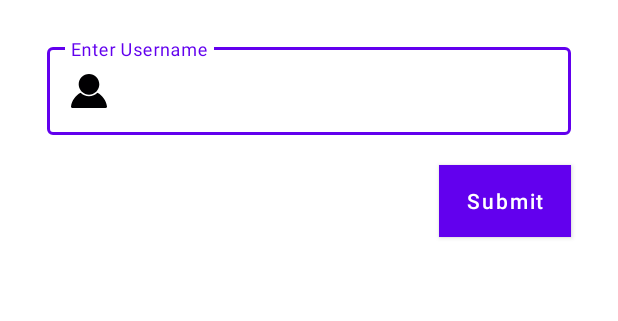
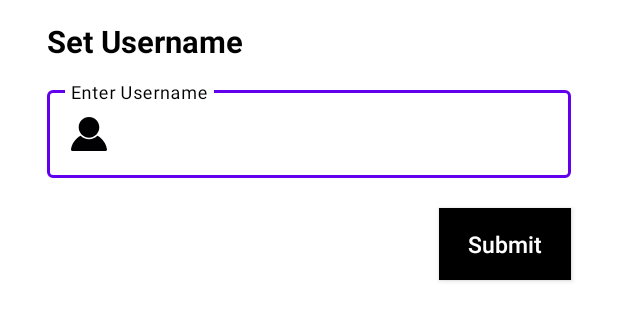
Before and after one commit to Tanvi-Goyal/WeatherApp, an Android app: the layout dialog_username.xml on its own in the app's theme, with its tools: preview values and no code run, on a phone screen of 412 x 824 dp. Shown: the top 321 px of the screen. Run offline under Robolectric (Android 15) with nearby library versions, the phone set to English and light mode, and no system bars.

```diff
--- a/app/src/main/AndroidManifest.xml
+++ b/app/src/main/AndroidManifest.xml
@@ -7,6 +7,7 @@
     <uses-permission android:name="android.permission.ACCESS_FINE_LOCATION"/>
 
     <application
+        android:name=".MyApp"
         android:allowBackup="true"
         android:icon="@mipmap/ic_launcher"
         android:label="@string/app_name"
--- a/app/src/main/java/com/example/weatherapp/ui/fragments/DateWiseFragment.kt
+++ b/app/src/main/java/com/example/weatherapp/ui/fragments/DateWiseFragment.kt
@@ -8,7 +8,9 @@ import android.view.ViewGroup
 import androidx.databinding.DataBindingUtil
 import com.example.weatherapp.R
 import com.example.weatherapp.databinding.FragmentDateWiseBinding
+import dagger.hilt.android.AndroidEntryPoint
 
+@AndroidEntryPoint
 class DateWiseFragment : Fragment() {
 
     private lateinit var binding: FragmentDateWiseBinding
--- a/app/src/main/java/com/example/weatherapp/ui/fragments/SevenDaysFragment.kt
+++ b/app/src/main/java/com/example/weatherapp/ui/fragments/SevenDaysFragment.kt
@@ -8,7 +8,9 @@ import android.view.ViewGroup
 import androidx.databinding.DataBindingUtil
 import com.example.weatherapp.R
 import com.example.weatherapp.databinding.FragmentSevenDaysBinding
+import dagger.hilt.android.AndroidEntryPoint
 
+@AndroidEntryPoint
 class SevenDaysFragment : Fragment() {
 
     private lateinit var binding : FragmentSevenDaysBinding
--- a/app/src/main/res/layout/dialog_username.xml
+++ b/app/src/main/res/layout/dialog_username.xml
@@ -1,8 +1,23 @@
 <?xml version="1.0" encoding="utf-8"?>
 <androidx.constraintlayout.widget.ConstraintLayout xmlns:android="http://schemas.android.com/apk/res/android"
+    xmlns:app="http://schemas.android.com/apk/res-auto"
     android:layout_width="match_parent"
-    android:layout_height="wrap_content"
-    xmlns:app="http://schemas.android.com/apk/res-auto">
+    android:layout_height="wrap_content">
+
+    <TextView
+        android:id="@+id/setUsername"
+        android:layout_width="0dp"
+        android:layout_height="wrap_content"
+        android:layout_marginLeft="@dimen/_24sdp"
+        android:layout_marginTop="@dimen/_10sdp"
+        android:layout_marginRight="@dimen/_24sdp"
+        android:text="Set Username"
+        android:textColor="@color/black"
+        android:textSize="@dimen/_16sdp"
+        android:textStyle="bold"
+        app:layout_constraintEnd_toEndOf="parent"
+        app:layout_constraintStart_toStartOf="parent"
+        app:layout_constraintTop_toTopOf="parent" />
 
     <com.google.android.material.textfield.TextInputLayout
         android:id="@+id/text_username"
@@ -10,39 +25,40 @@
         android:layout_width="match_parent"
         android:layout_height="wrap_content"
         android:layout_marginStart="@dimen/_24sdp"
-        android:layout_marginTop="@dimen/_20sdp"
+        android:layout_marginTop="@dimen/_10sdp"
         android:layout_marginEnd="@dimen/_24sdp"
         android:hint="Enter Username"
+        app:hintTextColor="@color/black"
         app:layout_constraintEnd_toEndOf="parent"
         app:layout_constraintHorizontal_bias="0.0"
         app:layout_constraintStart_toStartOf="parent"
-        app:layout_constraintTop_toTopOf="parent">
+        app:layout_constraintTop_toBottomOf="@id/setUsername">
 
         <com.google.android.material.textfield.TextInputEditText
             android:id="@+id/username"
             android:layout_width="match_parent"
             android:layout_height="wrap_content"
+            android:drawableLeft="@drawable/ic_user"
             android:drawablePadding="@dimen/_8sdp"
-            android:inputType="textAutoComplete"
             android:maxLines="1"
-            android:textColor="@color/black"
-            android:drawableLeft="@drawable/ic_user" />
+            android:textColor="@color/black" />
 
     </com.google.android.material.textfield.TextInputLayout>
 
-    <Button
+    <androidx.appcompat.widget.AppCompatButton
         android:id="@+id/submitBtn"
         android:layout_width="wrap_content"
         android:layout_height="wrap_content"
+        android:layout_marginTop="20dp"
+        android:layout_marginBottom="20dp"
+        android:background="@color/black"
+        android:text="Submit"
+        android:textAllCaps="false"
+        android:textColor="@color/white"
+        android:textSize="@dimen/_12sdp"
+        app:layout_constraintBottom_toBottomOf="parent"
         app:layout_constraintEnd_toEndOf="@id/text_username"
         app:layout_constraintTop_toBottomOf="@id/text_username"
-        android:layout_marginTop="20dp"
-        android:text="Submit"
-        android:textAllCaps="false"
-        android:background="@color/teal_200"
-        android:textColor="@color/white"
-        app:layout_constraintBottom_toBottomOf="parent"
-        app:layout_constraintVertical_bias="0.0"
-        android:layout_marginBottom="20dp"/>
+        app:layout_constraintVertical_bias="0.0" />
 
 </androidx.constraintlayout.widget.ConstraintLayout>
--- a/app/src/main/res/layout/fragment_current.xml
+++ b/app/src/main/res/layout/fragment_current.xml
@@ -3,10 +3,13 @@
     xmlns:tools="http://schemas.android.com/tools">
 
     <androidx.constraintlayout.widget.ConstraintLayout
-
         android:layout_width="match_parent"
         android:layout_height="match_parent"
         tools:context=".ui.fragments.CurrentFragment">
 
+        <TextView
+            android:layout_width="wrap_content"
+            android:layout_height="wrap_content"
+            android:text="Current"/>
     </androidx.constraintlayout.widget.ConstraintLayout>
 </layout>
```
Also changed, not shown: app/build.gradle (+19 -1 lines), app/src/main/java/com/example/weatherapp/ApiConstants.kt (added, +9 -0 lines), app/src/main/java/com/example/weatherapp/MainActivity.kt (+37 -20 lines), app/src/main/java/com/example/weatherapp/WeatherAPI.kt (added, +15 -0 lines), app/src/main/java/com/example/weatherapp/di/AppModule.kt (added, +18 -0 lines), app/src/main/java/com/example/weatherapp/di/NetworkModule.kt (added, +65 -0 lines), app/src/main/java/com/example/weatherapp/model/CurrentWeatherResponse.kt (added, +55 -0 lines), app/src/main/java/com/example/weatherapp/remote/BaseResponse.kt (added, +25 -0 lines), app/src/main/java/com/example/weatherapp/remote/Resource.kt (added, +23 -0 lines), app/src/main/java/com/example/weatherapp/repositories/WeatherRepository.kt (added, +30 -0 lines), app/src/main/java/com/example/weatherapp/ui/fragments/CurrentFragment.kt (+31 -6 lines), app/src/main/java/com/example/weatherapp/viewmodel/WeatherViewModel.kt (added, +13 -0 lines), app/src/main/res/drawable-v24/border.xml (added, +11 -0 lines), build.gradle (+9 -0 lines).
